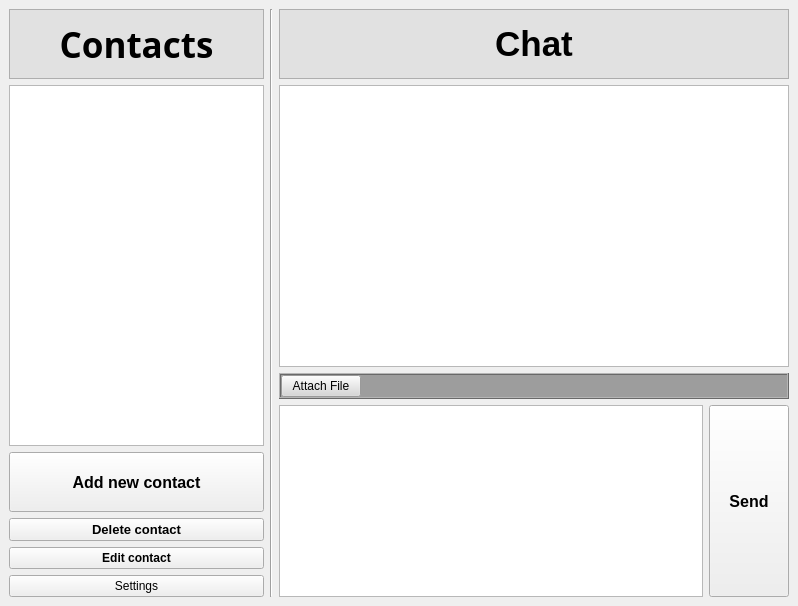
First picture: the form in p2p_comunicator/app/mainwindow.ui, repository sadowicz/p2p_communicator, before the edit.
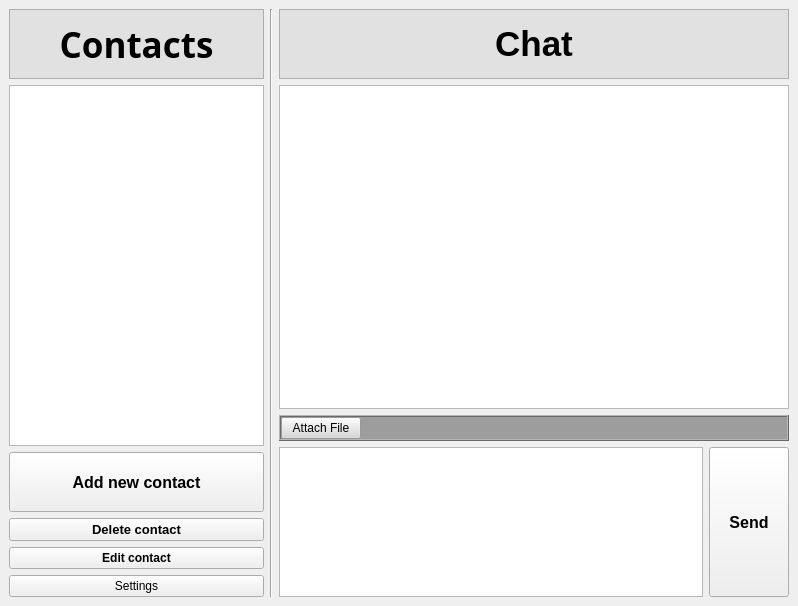
Second picture: the form after the edit.

Commit message: Changed text edit size

```diff
--- a/p2p_comunicator/app/mainwindow.ui
+++ b/p2p_comunicator/app/mainwindow.ui
@@ -293,7 +293,7 @@
             <property name="maximumSize">
              <size>
               <width>16777215</width>
-              <height>240</height>
+              <height>150</height>
              </size>
             </property>
            </widget>
```
